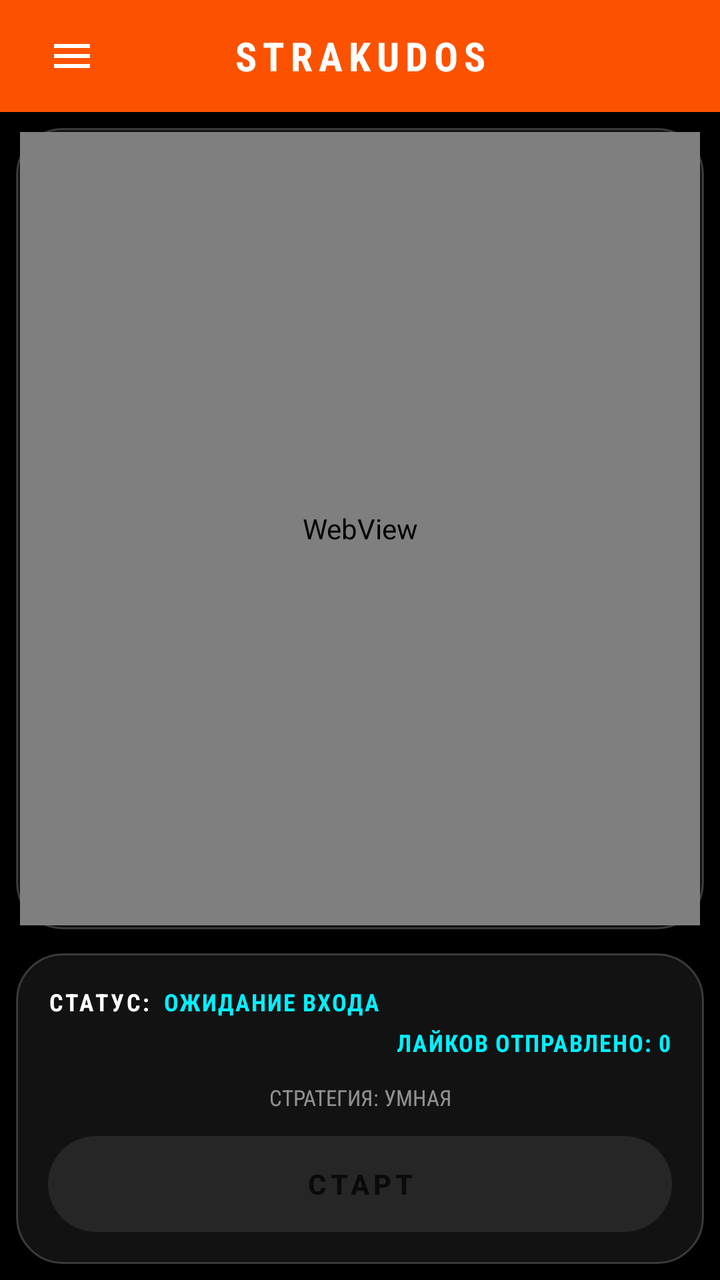
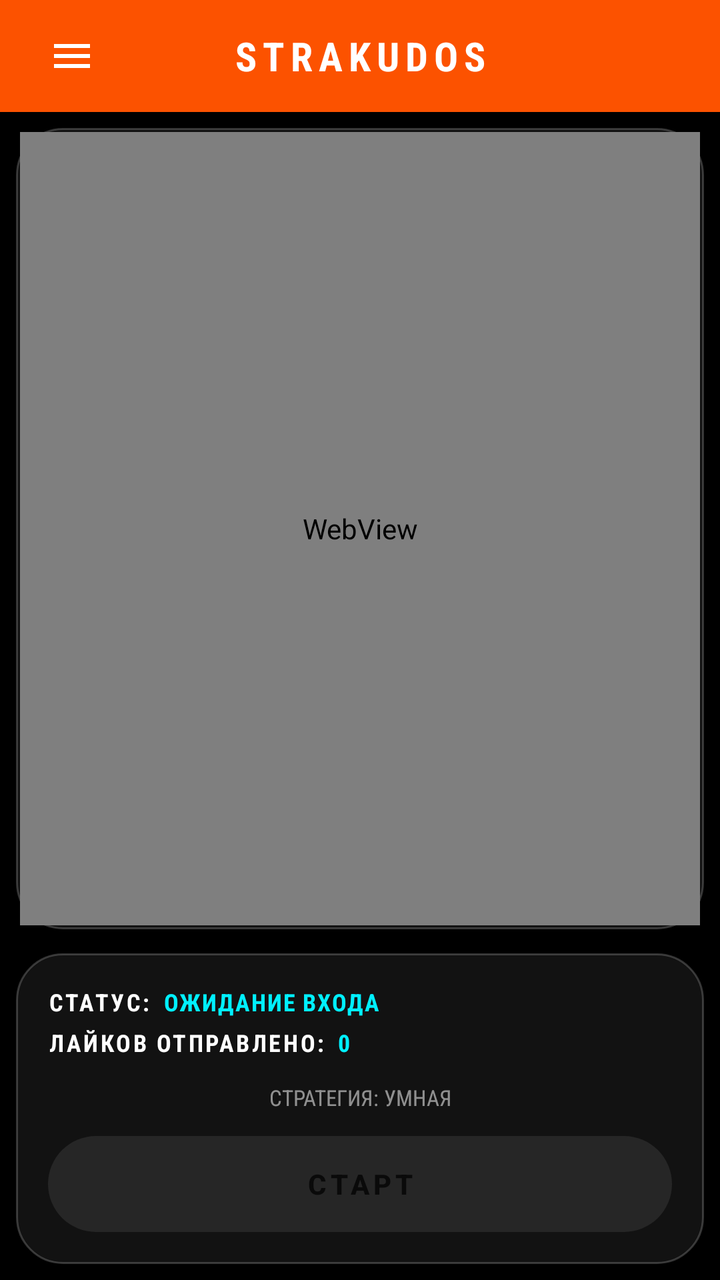

Before-and-after screenshots of an Android layout around one commit, followed by the original layout XML and the change that was made.
<!-- AndroidManifest.xml: application theme Theme.StravaKudos -->
<!-- res/layout/activity_main.xml -->
<?xml version="1.0" encoding="utf-8"?>
<androidx.drawerlayout.widget.DrawerLayout
    xmlns:android="http://schemas.android.com/apk/res/android"
    xmlns:app="http://schemas.android.com/apk/res-auto"
    android:id="@+id/drawerLayout"
    android:layout_width="match_parent"
    android:layout_height="match_parent"
    android:background="#000000">

    
    <LinearLayout
        android:layout_width="match_parent"
        android:layout_height="match_parent"
        android:orientation="vertical"
        android:background="#000000">

        
        <LinearLayout
            android:layout_width="match_parent"
            android:layout_height="56dp"
            android:orientation="horizontal"
            android:gravity="center_vertical"
            android:background="#FC5200"
            android:paddingStart="16dp"
            android:paddingEnd="16dp">

            <ImageButton
                android:id="@+id/btnMenu"
                android:layout_width="40dp"
                android:layout_height="40dp"
                android:background="?android:attr/selectableItemBackgroundBorderless"
                android:src="@drawable/ic_menu"
                android:tint="#FFFFFF"
                android:padding="8dp" />

            <TextView
                android:layout_width="0dp"
                android:layout_height="wrap_content"
                android:layout_weight="1"
                android:text="STRAKUDOS"
                android:textColor="#FFFFFF"
                android:textStyle="bold"
                android:textSize="20sp"
                android:gravity="center"
                android:fontFamily="sans-serif-condensed"
                android:letterSpacing="0.15" />

            <View
                android:layout_width="40dp"
                android:layout_height="40dp" />
        </LinearLayout>

        
        <LinearLayout
            android:layout_width="match_parent"
            android:layout_height="0dp"
            android:layout_weight="1"
            android:orientation="vertical"
            android:padding="8dp">

        
        <FrameLayout
            android:layout_width="match_parent"
            android:layout_height="0dp"
            android:layout_weight="1"
            android:background="@drawable/card_glass_bg"
            android:layout_marginBottom="12dp"
            android:padding="2dp">

            <android.webkit.WebView
                android:id="@+id/webView"
                android:layout_width="match_parent"
                android:layout_height="match_parent" />

            <View
                android:id="@+id/touchOverlay"
                android:layout_width="match_parent"
                android:layout_height="match_parent"
                android:background="#2200F0FF"
                android:visibility="gone"
                android:clickable="true"
                android:focusable="true" />
        </FrameLayout>

        
        <LinearLayout
            android:layout_width="match_parent"
            android:layout_height="wrap_content"
            android:background="@drawable/card_glass_bg"
            android:orientation="vertical"
            android:padding="16dp">

            
            <LinearLayout
                android:layout_width="match_parent"
                android:layout_height="wrap_content"
                android:orientation="horizontal"
                android:gravity="center_vertical"
                android:layout_marginBottom="4dp">

                <TextView
                    android:layout_width="wrap_content"
                    android:layout_height="wrap_content"
                    android:text="СТАТУС:"
                    android:textColor="#FFFFFF"
                    android:textStyle="bold"
                    android:fontFamily="sans-serif-condensed"
                    android:textSize="12sp"
                    android:letterSpacing="0.1" />

                <TextView
                    android:id="@+id/tvStatus"
                    android:layout_width="0dp"
                    android:layout_height="wrap_content"
                    android:layout_weight="1"
                    android:layout_marginStart="6dp"
                    android:text="ОЖИДАНИЕ ВХОДА"
                    android:textColor="#00F0FF"
                    android:textStyle="bold"
                    android:fontFamily="sans-serif-condensed"
                    android:textSize="12sp"
                    android:letterSpacing="0.05" />
            </LinearLayout>

            
            <LinearLayout
                android:layout_width="match_parent"
                android:layout_height="wrap_content"
                android:orientation="horizontal"
                android:gravity="center_vertical"
                android:layout_marginBottom="12dp">

                <View
                    android:layout_width="0dp"
                    android:layout_height="0dp"
                    android:layout_weight="1" />

                <TextView
                    android:id="@+id/tvStats"
                    android:layout_width="wrap_content"
                    android:layout_height="wrap_content"
                    android:text="ЛАЙКОВ ОТПРАВЛЕНО: 0"
                    android:textColor="#00F0FF"
                    android:textStyle="bold"
                    android:fontFamily="sans-serif-condensed"
                    android:textSize="12sp"
                    android:letterSpacing="0.05" />
            </LinearLayout>

            
            <TextView
                android:id="@+id/tvStrategy"
                android:layout_width="match_parent"
                android:layout_height="wrap_content"
                android:text="СТРАТЕГИЯ: УМНАЯ"
                android:textColor="#88FFFFFF"
                android:textSize="11sp"
                android:fontFamily="sans-serif-condensed"
                android:layout_marginBottom="12dp"
                android:gravity="center" />

            
            <Button
                android:id="@+id/btnToggle"
                android:layout_width="match_parent"
                android:layout_height="48dp"
                android:background="@drawable/btn_primary_bg"
                android:enabled="false"
                android:alpha="0.4"
                android:text="СТАРТ"
                android:textColor="#000000"
                android:textStyle="bold"
                android:textSize="14sp"
                android:letterSpacing="0.15"
                android:padding="0dp" />
        </LinearLayout>
        </LinearLayout>
    </LinearLayout>

    
    <com.google.android.material.navigation.NavigationView
        android:id="@+id/navigationView"
        android:layout_width="280dp"
        android:layout_height="match_parent"
        android:layout_gravity="start"
        android:background="#0A0A0A"
        app:itemTextColor="#FFFFFF"
        app:itemIconTint="#FFFFFF"
        app:itemTextAppearance="@style/NavMenuText"
        app:headerLayout="@layout/nav_header"
        app:menu="@menu/nav_menu" />

</androidx.drawerlayout.widget.DrawerLayout>
<!-- res/layout/nav_header.xml (included above) -->
<?xml version="1.0" encoding="utf-8"?>
<LinearLayout xmlns:android="http://schemas.android.com/apk/res/android"
    android:layout_width="match_parent"
    android:layout_height="wrap_content"
    android:background="#0A0A0A"
    android:orientation="vertical"
    android:padding="24dp">

    <TextView
        android:layout_width="match_parent"
        android:layout_height="wrap_content"
        android:text="STRAKUDOS"
        android:textColor="#00F0FF"
        android:textStyle="bold"
        android:textSize="24sp"
        android:fontFamily="sans-serif-condensed"
        android:letterSpacing="0.15" />

    <TextView
        android:layout_width="match_parent"
        android:layout_height="wrap_content"
        android:layout_marginTop="4dp"
        android:text="Автоматизация лайков Strava"
        android:textColor="#88FFFFFF"
        android:textSize="12sp"
        android:fontFamily="sans-serif-condensed" />

    <View
        android:layout_width="match_parent"
        android:layout_height="1dp"
        android:layout_marginTop="16dp"
        android:background="#33FFFFFF" />

</LinearLayout>
<!-- resources referenced by this layout -->
<resources>
  <!-- drawable btn_primary_bg (drawable) -->
  <?xml version="1.0" encoding="utf-8"?>
  <selector xmlns:android="http://schemas.android.com/apk/res/android">
      <item android:state_enabled="false">
          <shape android:shape="rectangle">
              <solid android:color="#444444" />
              <corners android:radius="9999dp" />
          </shape>
      </item>
      <item android:state_pressed="true">
          <shape android:shape="rectangle">
              <solid android:color="#00D0E0" /> 
              <corners android:radius="9999dp" />
          </shape>
      </item>
      <item>
          <shape android:shape="rectangle">
              <solid android:color="#FFFFFF" /> 
              <corners android:radius="9999dp" />
              <stroke
                  android:width="1dp"
                  android:color="#00F0FF" /> 
          </shape>
      </item>
  </selector>
  <!-- drawable card_glass_bg (drawable) -->
  <?xml version="1.0" encoding="utf-8"?>
  <shape xmlns:android="http://schemas.android.com/apk/res/android"
      android:shape="rectangle">
      <solid android:color="#121212" /> 
      <corners android:radius="23dp" />
      <stroke
          android:width="1dp"
          android:color="#33FFFFFF" /> 
  </shape>
  <!-- drawable ic_menu (drawable) -->
  <?xml version="1.0" encoding="utf-8"?>
  <vector xmlns:android="http://schemas.android.com/apk/res/android"
      android:width="24dp"
      android:height="24dp"
      android:viewportWidth="24"
      android:viewportHeight="24">
      <path
          android:fillColor="#FFFFFF"
          android:pathData="M3,18h18v-2L3,16v2zM3,13h18v-2L3,11v2zM3,6v2h18L21,6L3,6z" />
  </vector>
  <style name="NavMenuText" parent="TextAppearance.Material3.BodyLarge">
          <item name="android:textSize">16sp</item>
          <item name="android:textColor">#FFFFFF</item>
      </style>
  <style name="Theme.StravaKudos" parent="Theme.Material3.DayNight.NoActionBar">
          <item name="colorPrimary">#FC5200</item>
          <item name="colorSecondary">#E64A19</item>
          <item name="android:statusBarColor">#FC5200</item>
      </style>
</resources>

<!-- the commit's change to res/layout/activity_main.xml (unified diff, before → after) -->
@@ -130,16 +130,23 @@
                 android:gravity="center_vertical"
                 android:layout_marginBottom="12dp">
 
-                <View
+                <TextView
+                    android:layout_width="wrap_content"
+                    android:layout_height="wrap_content"
+                    android:text="ЛАЙКОВ ОТПРАВЛЕНО:"
+                    android:textColor="#FFFFFF"
+                    android:textStyle="bold"
+                    android:fontFamily="sans-serif-condensed"
+                    android:textSize="12sp"
+                    android:letterSpacing="0.1" />
+
+                <TextView
+                    android:id="@+id/tvStats"
                     android:layout_width="0dp"
-                    android:layout_height="0dp"
-                    android:layout_weight="1" />
-
-                <TextView
-                    android:id="@+id/tvStats"
-                    android:layout_width="wrap_content"
-                    android:layout_height="wrap_content"
-                    android:text="ЛАЙКОВ ОТПРАВЛЕНО: 0"
+                    android:layout_height="wrap_content"
+                    android:layout_weight="1"
+                    android:layout_marginStart="6dp"
+                    android:text="0"
                     android:textColor="#00F0FF"
                     android:textStyle="bold"
                     android:fontFamily="sans-serif-condensed"
